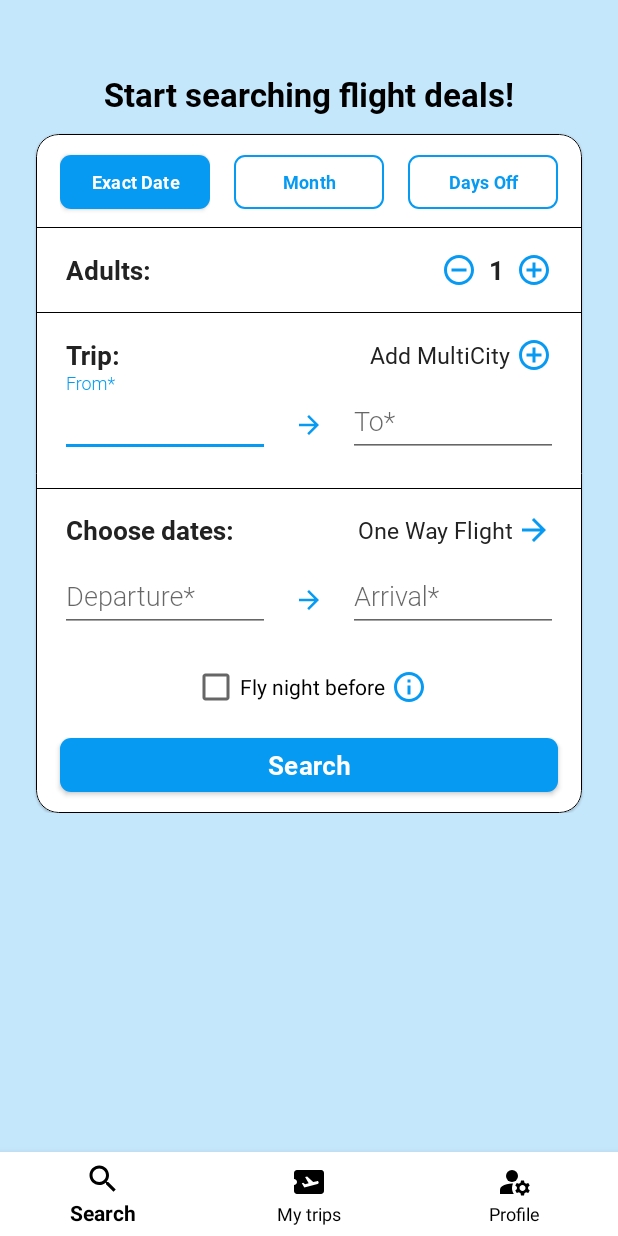
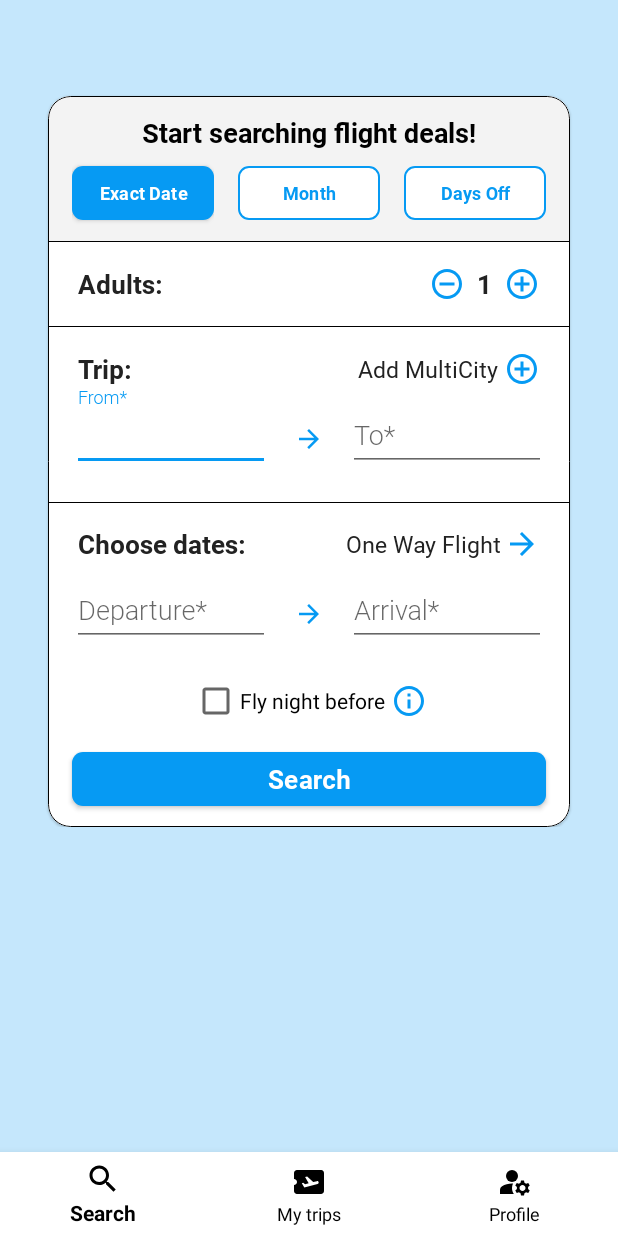
Before and after one commit to adamkrcunovic/masters-android, an Android app: the SearchFragment screen opened directly, with no data from a screen before it, on a phone screen of 412 x 824 dp. Run offline under Robolectric (Android 15) with nearby library versions, the phone set to English and light mode, and no system bars.

Commit message:
SearchFlightFragment almost done

```diff
--- a/app/src/main/res/layout/fragment_search.xml
+++ b/app/src/main/res/layout/fragment_search.xml
@@ -11,9 +11,33 @@
         android:layout_width="match_parent"
         android:layout_height="wrap_content">
 
+        <com.google.android.material.card.MaterialCardView
+            android:id="@+id/materialCardView"
+            android:layout_width="match_parent"
+            android:layout_height="wrap_content"
+            android:layout_marginHorizontal="32dp"
+            android:backgroundTint="@color/white"
+            app:cardCornerRadius="15dp"
+            app:layout_constraintTop_toTopOf="parent"
+            android:layout_marginTop="64dp"
+            app:strokeColor="@color/black"
+            app:strokeWidth="0.5dp">
+
+            <androidx.constraintlayout.widget.ConstraintLayout
+                android:layout_width="match_parent"
+                android:layout_height="wrap_content"
+                android:paddingBottom="8dp">
+
+                <androidx.constraintlayout.widget.ConstraintLayout
+                    android:id="@+id/constraintLayout_title"
+                    android:layout_width="match_parent"
+                    android:layout_height="wrap_content"
+                    android:background="@color/bottom_sheet_appbar_color"
+                    app:layout_constraintTop_toTopOf="parent">
+
                     <TextView
                         android:id="@+id/textView_title"
-            android:layout_width="wrap_content"
+                        android:layout_width="match_parent"
                         android:layout_height="wrap_content"
                         app:layout_constraintStart_toStartOf="parent"
                         app:layout_constraintEnd_toEndOf="parent"
@@ -21,32 +45,18 @@
                         android:text="Start searching flight deals!"
                         android:fontFamily="@font/roboto_bold"
                         android:textColor="@color/black"
-            android:textSize="22sp"
-            android:layout_marginTop="48dp"/>
-
-        <com.google.android.material.card.MaterialCardView
-            android:id="@+id/materialCardView"
-            android:layout_width="match_parent"
-            android:layout_height="wrap_content"
-            android:layout_marginHorizontal="24dp"
+                        android:textSize="18sp"
                         android:backgroundTint="@color/white"
-            app:cardCornerRadius="15dp"
-            app:layout_constraintTop_toBottomOf="@id/textView_title"
-            android:layout_marginTop="12dp"
-            app:strokeColor="@color/black"
-            app:strokeWidth="0.5dp">
-
-            <androidx.constraintlayout.widget.ConstraintLayout
-                android:layout_width="match_parent"
-                android:layout_height="wrap_content"
-                android:paddingVertical="8dp">
+                        android:gravity="center"
+                        android:paddingTop="12dp"
+                        android:paddingBottom="4dp"/>
 
                     <androidx.constraintlayout.widget.ConstraintLayout
                         android:id="@+id/constraintLayout_buttonExactDate"
                         android:layout_width="0dp"
                         android:layout_height="wrap_content"
                         app:layout_constraintStart_toStartOf="parent"
-                    app:layout_constraintTop_toTopOf="parent"
+                        app:layout_constraintTop_toBottomOf="@id/textView_title"
                         app:layout_constraintEnd_toStartOf="@id/constraintLayout_buttonMonth"
                         android:layout_marginEnd="8dp"
                         android:layout_marginStart="16dp"
@@ -63,7 +73,7 @@
 
                         <com.google.android.material.button.MaterialButton
                             android:id="@+id/materialButton_exactDatesInActive"
-                        style="@style/Theme.FlightSearch.Button.Outline.Oval"
+                            style="@style/Theme.FlightSearch.Button.Outline.Oval.WhiteBackground"
                             android:layout_width="match_parent"
                             android:layout_height="wrap_content"
                             android:text="Exact Date"
@@ -78,7 +88,7 @@
                         android:layout_width="0dp"
                         android:layout_height="wrap_content"
                         app:layout_constraintStart_toEndOf="@id/constraintLayout_buttonExactDate"
-                    app:layout_constraintTop_toTopOf="parent"
+                        app:layout_constraintTop_toBottomOf="@id/textView_title"
                         app:layout_constraintEnd_toStartOf="@id/constraintLayout_buttonPublicHoliday"
                         android:layout_marginHorizontal="8dp">
 
@@ -94,7 +104,7 @@
 
                         <com.google.android.material.button.MaterialButton
                             android:id="@+id/materialButton_monthInActive"
-                        style="@style/Theme.FlightSearch.Button.Outline.Oval"
+                            style="@style/Theme.FlightSearch.Button.Outline.Oval.WhiteBackground"
                             android:layout_width="match_parent"
                             android:layout_height="wrap_content"
                             android:text="Month"
@@ -108,7 +118,7 @@
                         android:layout_width="0dp"
                         android:layout_height="wrap_content"
                         app:layout_constraintStart_toEndOf="@id/constraintLayout_buttonMonth"
-                    app:layout_constraintTop_toTopOf="parent"
+                        app:layout_constraintTop_toBottomOf="@id/textView_title"
                         app:layout_constraintEnd_toEndOf="parent"
                         android:layout_marginStart="8dp"
                         android:layout_marginEnd="16dp">
@@ -125,7 +135,7 @@
 
                         <com.google.android.material.button.MaterialButton
                             android:id="@+id/materialButton_publicHolidayInActive"
-                        style="@style/Theme.FlightSearch.Button.Outline.Oval"
+                            style="@style/Theme.FlightSearch.Button.Outline.Oval.WhiteBackground"
                             android:layout_width="match_parent"
                             android:layout_height="wrap_content"
                             android:text="Days Off"
@@ -142,7 +152,9 @@
                         app:layout_constraintEnd_toEndOf="parent"
                         app:layout_constraintStart_toStartOf="parent"
                         app:layout_constraintTop_toBottomOf="@id/constraintLayout_buttonExactDate"
-                    android:layout_marginTop="6dp"/>
+                        android:layout_marginTop="8dp"/>
+
+                </androidx.constraintlayout.widget.ConstraintLayout>
 
                 <TextView
                     android:id="@+id/textView_adults"
@@ -153,7 +165,7 @@
                     android:text="Adults:"
                     android:textColor="@color/black_80"
                     app:layout_constraintStart_toStartOf="parent"
-                    app:layout_constraintTop_toBottomOf="@id/view"
+                    app:layout_constraintTop_toBottomOf="@id/constraintLayout_title"
                     android:layout_marginStart="20dp"
                     android:layout_marginTop="16dp"/>
 
@@ -164,7 +176,7 @@
                     android:src="@drawable/ic_remove"
                     app:tint="@color/app_blue"
                     app:layout_constraintEnd_toStartOf="@id/textView_adultsNumber"
-                    app:layout_constraintTop_toBottomOf="@id/view"
+                    app:layout_constraintTop_toBottomOf="@id/constraintLayout_title"
                     android:layout_marginTop="16dp"
                     android:layout_marginEnd="8dp"/>
 
@@ -176,7 +188,7 @@
                     android:fontFamily="@font/roboto_bold"
                     android:text="1"
                     android:textColor="@color/black_80"
-                    app:layout_constraintTop_toBottomOf="@id/view"
+                    app:layout_constraintTop_toBottomOf="@id/constraintLayout_title"
                     app:layout_constraintEnd_toStartOf="@id/imageView_add"
                     android:layout_marginEnd="8dp"
                     android:layout_marginTop="16dp"/>
@@ -188,7 +200,7 @@
                     android:src="@drawable/ic_add"
                     app:tint="@color/app_blue"
                     app:layout_constraintEnd_toEndOf="parent"
-                    app:layout_constraintTop_toBottomOf="@id/view"
+                    app:layout_constraintTop_toBottomOf="@id/constraintLayout_title"
                     android:layout_marginTop="16dp"
                     android:layout_marginEnd="20dp"/>
 
```
Lines whose indentation alone changed are shown as unchanged.
